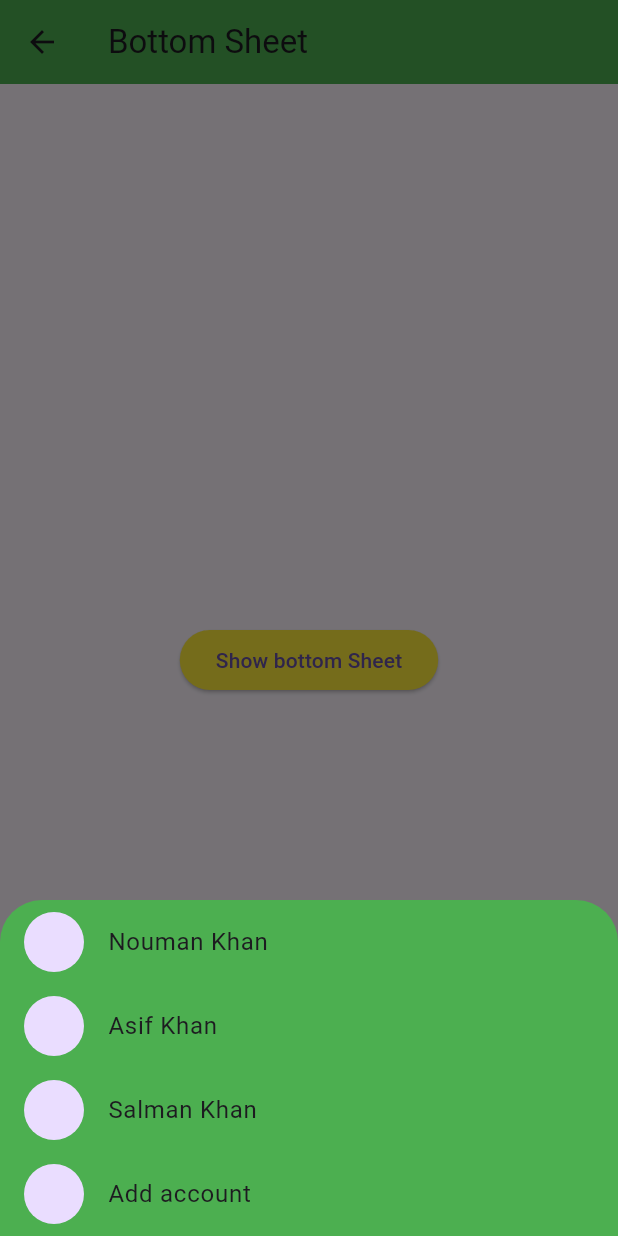
After one commit to Khannouman083/10-Days-Flutter-Bootcamp, a Flutter app: the myBottomSheet screen opened directly, after a tap on "Show bottom Sheet", on a phone screen of 412 x 824 dp. The commit adds this screen. Run offline on Flutter 3.47's test engine with Material 3 defaults, Android fonts, the phone set to English and light mode, and no system bars; our stand-ins replace animated_text_kit, cached_network_image, shimmer; network calls fail.

Commit message:
new 8 flutter files added

```diff
--- a/Dart Advanced/tempCodeRunnerFile.dart
+++ /dev/null
@@ -1,2 +0,0 @@
-
-    print("Mobile is watched");
--- /dev/null
+++ b/ten_flutter_widgets/lib/11_bottomsheet.dart
@@ -0,0 +1,57 @@
+import 'package:flutter/material.dart';
+
+class myBottomSheet extends StatefulWidget {
+  const myBottomSheet({super.key});
+
+  @override
+  State<myBottomSheet> createState() => _myBottomSheetState();
+}
+
+class _myBottomSheetState extends State<myBottomSheet> {
+  @override
+  Widget build(BuildContext context) {
+    return Scaffold(
+      appBar: AppBar(
+        backgroundColor: Colors.green,
+        title: Text("Bottom Sheet"),
+      ),
+      body: Center(
+
+        child: ElevatedButton(
+            style: ButtonStyle(
+              backgroundColor: WidgetStateProperty.all(Colors.yellow)
+            ),
+            onPressed: (){
+              showModalBottomSheet(
+                backgroundColor: Colors.green,
+                  enableDrag: true,
+                  context: context,
+                  builder: (context){
+                    return Column(
+                      mainAxisSize: MainAxisSize.min,
+                      children: [
+                        ListTile(
+                          leading: CircleAvatar(),
+                          title: Text("Nouman Khan"),
+                        ),
+                        ListTile(
+                          leading: CircleAvatar(),
+                          title: Text("Asif Khan"),
+                        ),
+                        ListTile(
+                          leading: CircleAvatar(),
+                          title: Text("Salman Khan"),
+                        ),
+                        ListTile(
+                          leading: CircleAvatar(),
+                          title: Text("Add account"),
+                        ),
+                      ],
+                    );
+                  });
+            },
+            child: Text("Show bottom Sheet")),
+      ),
+    );
+  }
+}
--- a/ten_flutter_widgets/pubspec.yaml
+++ b/ten_flutter_widgets/pubspec.yaml
@@ -35,6 +35,9 @@ dependencies:
   # The following adds the Cupertino Icons font to your application.
   # Use with the CupertinoIcons class for iOS style icons.
   cupertino_icons: ^1.0.6
+  animated_text_kit: ^4.2.2
+  shimmer: ^3.0.0
+  cached_network_image: ^3.4.1
 
 dev_dependencies:
   flutter_test:
```
Also changed, not shown: ten_flutter_widgets/lib/10_alertdialog.dart (added, +44 -0 lines), ten_flutter_widgets/lib/12_animated_text_kit.dart (added, +47 -0 lines), ten_flutter_widgets/lib/13_shimmer.dart (added, +29 -0 lines), ten_flutter_widgets/lib/14_tabBar.dart (added, +46 -0 lines), ten_flutter_widgets/lib/15_cachedNetworkImage.dart (added, +31 -0 lines), ten_flutter_widgets/lib/16_splash_screen.dart (added, +31 -0 lines), ten_flutter_widgets/lib/4_snackbar.dart (+7 -2 lines), ten_flutter_widgets/lib/6_Drawer.dart (+17 -10 lines), ten_flutter_widgets/lib/7_images.dart (+25 -10 lines), ten_flutter_widgets/lib/8_textformfield.dart (+7 -2 lines), ten_flutter_widgets/lib/9_dismissible.dart (added, +41 -0 lines), ten_flutter_widgets/lib/main.dart (+9 -1 lines), ten_flutter_widgets/pubspec.lock, 1 other file.
